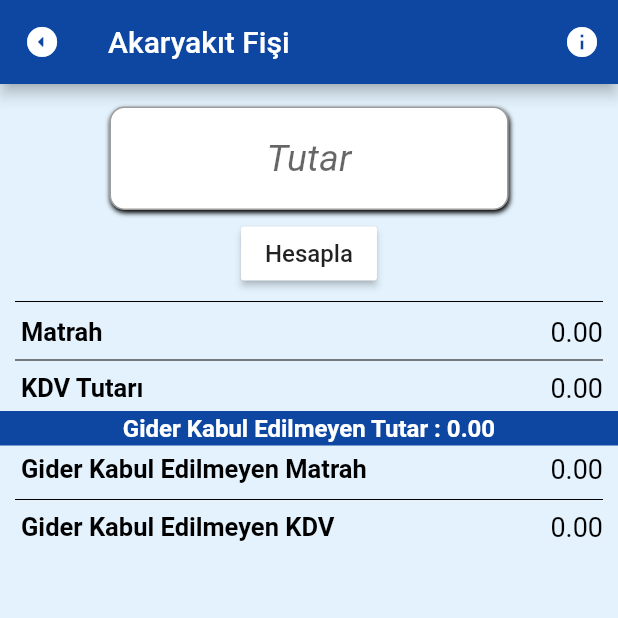
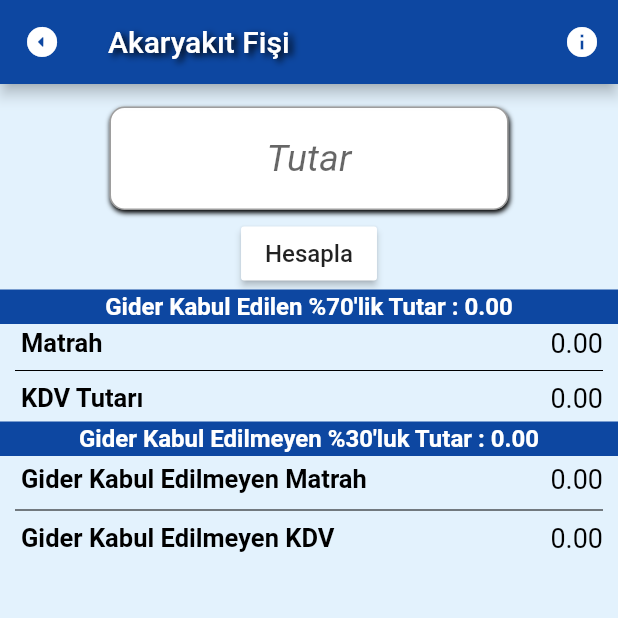
Before and after one commit to batuhansavas-yilmaz/topluhesaplayici, a Flutter app: the screen it shows after launch, after a tap on "%70'lik Akaryakıt Fişleri", on a phone screen of 412 x 824 dp, the top half of it. Run offline on Flutter 3.47's test engine with Material 2 defaults, Android fonts, the phone set to English and light mode, and no system bars; our stand-ins replace device_preview, flutter_styled_toast; missing offline and left inert: firebase_admob; accounts and stored records are empty.

Commit message:
akaryakıt fişi ekranına ayrıntı.

```diff
--- a/lib/akaryakitfisi.dart
+++ b/lib/akaryakitfisi.dart
@@ -2,6 +2,7 @@ import 'package:flutter/material.dart';
 import 'package:flutter/cupertino.dart';
 import 'package:flutter/services.dart';
 import 'package:toplu_hesaplayici/GorevButonlari.dart';
+import "main.dart";
 
 class SizeConfig {
   static MediaQueryData _mediaQueryData;
@@ -31,13 +32,13 @@ class _AkaryakitState extends State<Akaryakit> {
   double giderKabulEdilmeyenMatrah = 0.00;
   double giderKabulEdilmeyenKdv = 0.00;
   double giderKabulEdilmeyenToplam = 0.00;
-
+  double toplamYetmis=0.00;
   TextEditingController t1 = TextEditingController(text: '');
   @override
   Widget build(BuildContext context) { SizeConfig().init(context);
     return Scaffold(
       appBar: AppBar(
-        title: Text("Akaryakıt Fişi"),
+        title: Text("Akaryakıt Fişi",style: appBarStyle,),
         leading: Transform(
           alignment: FractionalOffset.center,
           transform: Matrix4.rotationZ(-80.10),
@@ -134,20 +135,34 @@ class _AkaryakitState extends State<Akaryakit> {
               kdv=matrah*0.18;
               giderKabulEdilmeyenMatrah = giderKabulEdilmeyenToplam/1.18;
               giderKabulEdilmeyenKdv = giderKabulEdilmeyenMatrah*0.18;
-
+              toplamYetmis=kdv+matrah;
             });},
             color: Colors.white,
             child: Text(
               "Hesapla",
               style: TextStyle(fontSize: 16),
             ),
+          ),Row(
+            children: [
+              Expanded(
+                child: Container(
+                  color: Colors.blue[900],
+                  child: Padding(
+                    padding: const EdgeInsets.all(2.0),
+                    child: Text(
+                      "Gider Kabul Edilen %70'lik Tutar : ${toplamYetmis.toStringAsFixed(2)}",
+                      textAlign: TextAlign.center,
+                      style: TextStyle(
+                          fontSize: 16,
+                          color: Colors.white,
+                          fontWeight: FontWeight.bold),
+                    ),
+                  ),
+                ),
+              ),
+            ],
           ),
-          Padding(
-            padding: const EdgeInsets.symmetric(horizontal: 10),
-            child: Divider(
-              color: Colors.black,
-            ),
-          ),Column(
+         Column(
             children: [
               Padding(
                 padding: const EdgeInsets.only(left: 10,right: 10,bottom: 5),
@@ -201,7 +216,7 @@ class _AkaryakitState extends State<Akaryakit> {
                       child: Padding(
                         padding: const EdgeInsets.all(2.0),
                         child: Text(
-                          "Gider Kabul Edilmeyen Tutar : ${giderKabulEdilmeyenToplam.toStringAsFixed(2)}",
+                          "Gider Kabul Edilmeyen %30'luk Tutar : ${giderKabulEdilmeyenToplam.toStringAsFixed(2)}",
                           textAlign: TextAlign.center,
                           style: TextStyle(
                               fontSize: 16,
--- a/lib/akvaryum.dart
+++ b/lib/akvaryum.dart
@@ -1,5 +1,6 @@
 import 'package:flutter/material.dart';
 import 'package:flutter/services.dart';
+import 'package:toplu_hesaplayici/main.dart';
 
 class SizeConfig {
   static MediaQueryData _mediaQueryData;
@@ -43,7 +44,7 @@ class _AquariumState extends State<Aquarium> {
     SizeConfig().init(context);
     return Scaffold(
       appBar: AppBar(
-        title: Text("Akvaryum"),
+        title: Text("Akvaryum",style: appBarStyle,),
         leading: Transform(
           alignment: FractionalOffset.center,
           transform: Matrix4.rotationZ(-80.10),
--- a/lib/kdvHesaplayicisi.dart
+++ b/lib/kdvHesaplayicisi.dart
@@ -1,6 +1,7 @@
 import 'package:flutter/material.dart';
 import 'package:flutter/services.dart';
 import 'package:flutter_styled_toast/flutter_styled_toast.dart';
+import 'package:toplu_hesaplayici/main.dart';
 
 
 class SizeConfig {
@@ -67,7 +68,7 @@ class KdvHesaplayicisiState extends State<KdvHesaplayicisi> {
                 }),
           ),
         ),
-        title: Text("KDV Hesaplayıcısı"),
+        title: Text("KDV Hesaplayıcısı",style: appBarStyle,),
       ),
       body: ListView(
         children: [
--- a/lib/komisyon.dart
+++ b/lib/komisyon.dart
@@ -1,5 +1,6 @@
 import 'package:flutter/material.dart';
 import 'package:flutter/services.dart';
+import 'package:toplu_hesaplayici/main.dart';
 
 class SizeConfig {
   static MediaQueryData _mediaQueryData;
@@ -50,8 +51,8 @@ class _KomisyonState extends State<Komisyon> {
                 }),
           ),
         ),
-        title: Text("Komisyon Hesaplama"),
-        centerTitle: true,
+        title: Text("Komisyon Hesaplama",style: appBarStyle,),
+
       ),
       body: SingleChildScrollView(
         child: Padding(
--- a/lib/main.dart
+++ b/lib/main.dart
@@ -183,14 +183,7 @@ class _HomePageState extends State<HomePage> {
         ),
       ),
       appBar: AppBar(
-        title: Text("HesapMatik",style: TextStyle(color: Colors.white,
-            shadows: [
-              Shadow(
-                color: Colors.black,
-                blurRadius:SizeConfig.blockSizeVertical* 0.70,
-                offset: Offset(SizeConfig.blockSizeVertical*0.35, SizeConfig.blockSizeVertical*0.25),
-              ),
-            ]),),
+        title: Text("HesapMatik",style: appBarStyle,),
         centerTitle: true,
       ),
       body: GridView.count(
@@ -390,4 +383,14 @@ class _HomePageState extends State<HomePage> {
       ),
     );
   }
+
 }
+
+TextStyle appBarStyle = TextStyle(color: Colors.white,
+    shadows: [
+      Shadow(
+        color: Colors.black,
+        blurRadius:SizeConfig.blockSizeVertical* 0.70,
+        offset: Offset(SizeConfig.blockSizeVertical*0.35, SizeConfig.blockSizeVertical*0.25),
+      ),
+    ]);
--- a/lib/vucutKitleEndeksi.dart
+++ b/lib/vucutKitleEndeksi.dart
@@ -50,7 +50,7 @@ class KitleEndeksiState extends State<KitleEndeksi> {
                 }),
           ),
         ),
-        title: Text("Vücut Kitle Endeksi "),
+        title: Text("Vücut Kitle Endeksi",style: appBarStyle,),
 
       ),
       body: Column(
--- a/lib/zraporu.dart
+++ b/lib/zraporu.dart
@@ -53,7 +53,7 @@ class _ZRaporuState extends State<ZRaporu> {
           ),
         ),
 
-        title: Text("Eksik Z Raporu Bulma"),
+        title: Text("Eksik Z Raporu Bulma",style: appBarStyle,),
       ),
 
       body: Column(children: [
--- a/pubspec.yaml
+++ b/pubspec.yaml
@@ -15,7 +15,7 @@ publish_to: 'none' # Remove this line if you wish to publish to pub.dev
 # In iOS, build-name is used as CFBundleShortVersionString while build-number used as CFBundleVersion.
 # Read more about iOS versioning at
 # https://developer.apple.com/library/archive/documentation/General/Reference/InfoPlistKeyReference/Articles/CoreFoundationKeys.html
-version: 2.5.1+13
+version: 2.5.2+14
 
 environment:
   sdk: ">=2.7.0 <3.0.0"
```
Also changed, not shown: 1 other file.
